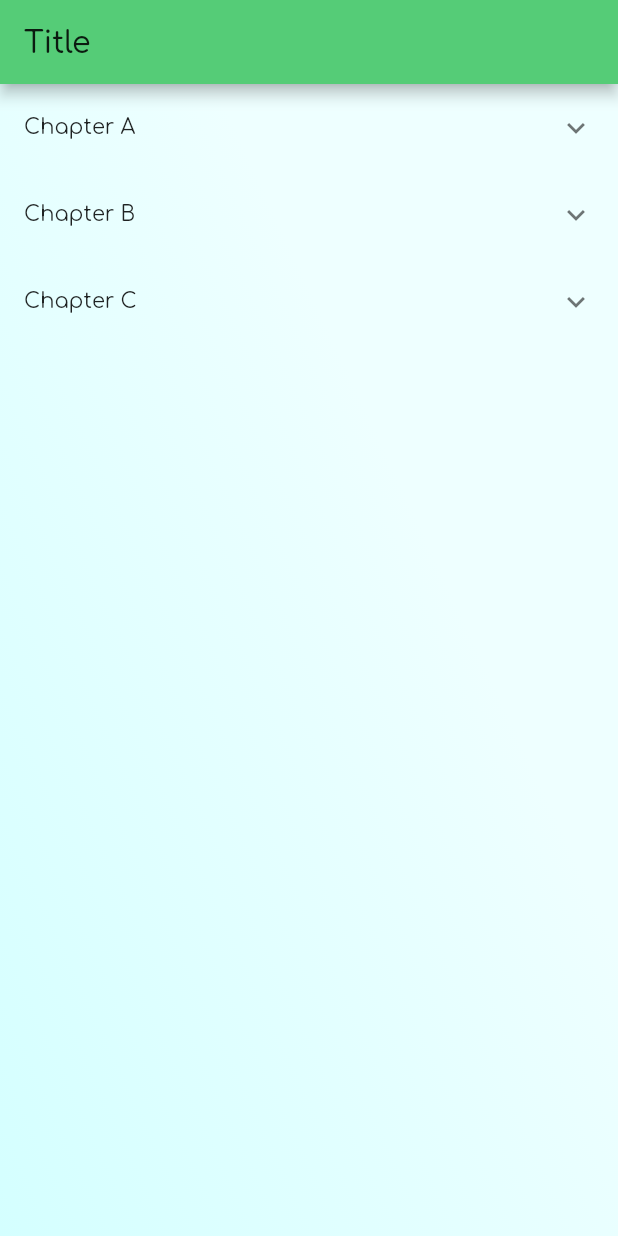
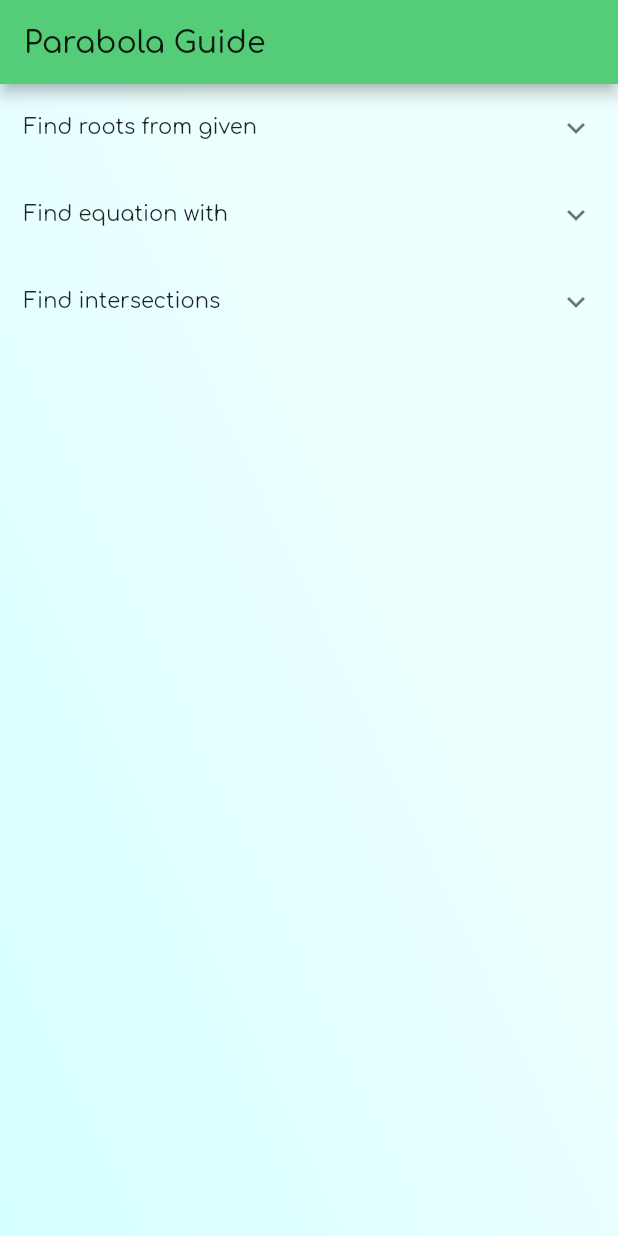
Before and after one commit to altalk23/parabola_guide, a Flutter app: the screen it shows after launch, on a phone screen of 412 x 824 dp. Run offline on Flutter 3.47's test engine with Material 2 defaults, Android fonts, the light colour scheme and no system bars; our stand-ins replace tinycolor.

Commit message:
Fix entry depth, add indent

```diff
--- a/lib/category_entry.dart
+++ b/lib/category_entry.dart
@@ -1,35 +1,59 @@
 class Entry {
     Entry(this.title, [this.children = const <Entry>[]]);
+    Entry.withDepth(this.title, this.depth, [this.children = const <Entry>[]]);
 
     final String title;
     final List<Entry> children;
+    int depth;
 }
 
 final List<Entry> categories = <Entry>[
     Entry(
-        'Chapter A',
+        'Find roots from given',
         <Entry>[
+            Entry('Factored form'),
+            Entry('Vertex form'),
             Entry(
-                'Section A0',
+                'Standard form using',
                 <Entry>[
-                    Entry('Item A0.1'),
-                    Entry('Item A0.2'),
-                    Entry('Item A0.3'),
+                    Entry('Factoring'),
+                    Entry('Completing the square'),
+                    Entry('Discriminant'),
                 ],
             ),
-            Entry('Section A1'),
-            Entry('Section A2'),
         ],
     ),
     Entry(
-        'Chapter B',
+        'Find equation with',
         <Entry>[
-            Entry('Section B0'),
-            Entry('Section B1'),
+            Entry(
+                '3 unknowns with given',
+                <Entry>[
+                    Entry('Two roots and another point'),
+                    Entry('Vertex and another point'),
+                    Entry('One root and two other points'),
+                    Entry('Y-intercept and two other points'),
+                    Entry('Three points'),
+                ],
+            ),
+            Entry(
+                '2 unknowns with given',
+                <Entry>[
+                    Entry('Two roots'),
+                    Entry('Vertex'),
+                    Entry('Two points'),
+                ],
+            ),
+            Entry(
+                '1 unknown with given',
+                <Entry>[
+                    Entry('One point'),
+                ],
+            ),
         ],
     ),
     Entry(
-        'Chapter C',
+        'Find intersections',
         <Entry>[
             Entry('Section C0'),
             Entry('Section C1'),
@@ -43,4 +67,14 @@ final List<Entry> categories = <Entry>[
             ),
         ],
     ),
-];
+].map(_getDepth).toList();
+
+Entry _getDepth(Entry entry) {
+    entry.depth ??= 0;
+    print(entry.title);
+    print(entry.depth);
+    entry.children.forEach((child) {
+        child.depth = entry.depth + 1;
+    });
+    return Entry.withDepth(entry.title, entry.depth, entry.children.map(_getDepth).toList());
+}
--- a/lib/screen/main.dart
+++ b/lib/screen/main.dart
@@ -14,7 +14,7 @@ class _MainScreenState extends State<MainScreen> {
     Widget build(BuildContext context) {
         return AppScaffold(
             appBar: AppBar(
-                title: Text('Title'),
+                title: Text('Parabola Guide'),
             ),
             body: Center(
                 child: ExpansionList(
--- a/lib/widget/expansion_list.dart
+++ b/lib/widget/expansion_list.dart
@@ -1,10 +1,5 @@
-// Copyright 2017 The Chromium Authors. All rights reserved.
-// Use of this source code is governed by a BSD-style license that can be
-// found in the LICENSE file.
-
 import 'package:flutter/material.dart';
 import 'package:parabola_guide/category_entry.dart';
-import 'package:parabola_guide/widget/scaffold.dart';
 
 class ExpansionList extends StatelessWidget {
     final List<Entry> entry;
@@ -16,8 +11,9 @@ class ExpansionList extends StatelessWidget {
     @override
     Widget build(BuildContext context) {
         return ListView.builder(
-            itemBuilder: (BuildContext context, int index) =>
-              EntryItem(entry[index], title, child),
+            itemBuilder: (BuildContext context, int index) {
+              return EntryItem(entry[index], title, child);
+            },
             itemCount: entry.length,
         );
     }
@@ -34,10 +30,18 @@ class EntryItem extends StatelessWidget {
     final Entry entry;
 
     Widget _buildTiles(Entry root) {
-        if (root.children.isEmpty) return child(root.title);
+        if (root.children.isEmpty) {
+            return Padding(
+                padding: EdgeInsets.only(left: 16.0 * (root.depth - 1)),
+                child: child(root.title),
+            );
+        }
         return ExpansionTile(
             key: PageStorageKey<Entry>(root),
-            title: title(root.title),
+            title: Padding(
+                padding: EdgeInsets.only(left: 16.0 * root.depth),
+                child: title(root.title),
+            ),
             children: root.children.map(_buildTiles).toList(),
         );
     }
```
